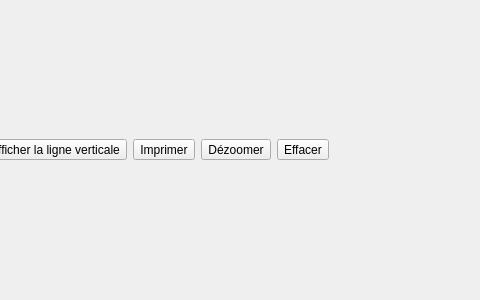
Qt form Plot/PlotFrame.ui (xaviermawet/EcoManager2013Experimental) before a commit; both pictures show x 262 to 742 and y 0 to 300 of the 742 by 300 pixel window.
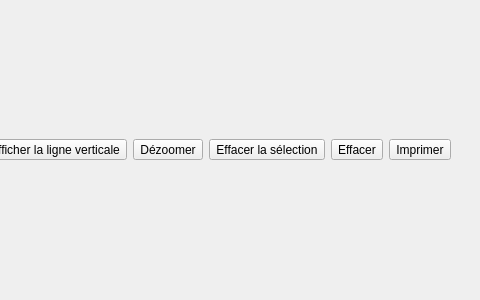
The same form after that commit. Icons and pictures are not drawn.

```diff
--- a/Plot/PlotFrame.ui
+++ b/Plot/PlotFrame.ui
@@ -100,26 +100,6 @@
        </property>
       </widget>
      </item>
-     <item>
-      <widget class="QToolButton" name="printToolButton">
-       <property name="toolTip">
-        <string>Imprimer la zone graphique courante</string>
-       </property>
-       <property name="text">
-        <string>Imprimer</string>
-       </property>
-       <property name="icon">
-        <iconset resource="../Resources.qrc">
-         <normaloff>:/Resources/Icons/print.png</normaloff>:/Resources/Icons/print.png</iconset>
-       </property>
-       <property name="iconSize">
-        <size>
-         <width>24</width>
-         <height>24</height>
-        </size>
-       </property>
-      </widget>
-     </item>
      <item>
       <widget class="QToolButton" name="zoomOutToolButton">
        <property name="toolTip">
@@ -143,6 +123,26 @@
        </property>
       </widget>
      </item>
+     <item>
+      <widget class="QToolButton" name="eraseSelectionToolButton">
+       <property name="toolTip">
+        <string>Effacer les éléments mis en évidence</string>
+       </property>
+       <property name="text">
+        <string>Effacer la sélection</string>
+       </property>
+       <property name="icon">
+        <iconset resource="../Resources.qrc">
+         <normaloff>:/Resources/Icons/eraser2.png</normaloff>:/Resources/Icons/eraser2.png</iconset>
+       </property>
+       <property name="iconSize">
+        <size>
+         <width>24</width>
+         <height>24</height>
+        </size>
+       </property>
+      </widget>
+     </item>
      <item>
       <widget class="QToolButton" name="eraseToolButton">
        <property name="toolTip">
@@ -166,6 +166,26 @@
        </property>
       </widget>
      </item>
+     <item>
+      <widget class="QToolButton" name="printToolButton">
+       <property name="toolTip">
+        <string>Imprimer la zone graphique courante</string>
+       </property>
+       <property name="text">
+        <string>Imprimer</string>
+       </property>
+       <property name="icon">
+        <iconset resource="../Resources.qrc">
+         <normaloff>:/Resources/Icons/print.png</normaloff>:/Resources/Icons/print.png</iconset>
+       </property>
+       <property name="iconSize">
+        <size>
+         <width>24</width>
+         <height>24</height>
+        </size>
+       </property>
+      </widget>
+     </item>
      <item>
       <spacer name="horizontalSpacer">
        <property name="orientation">
```
